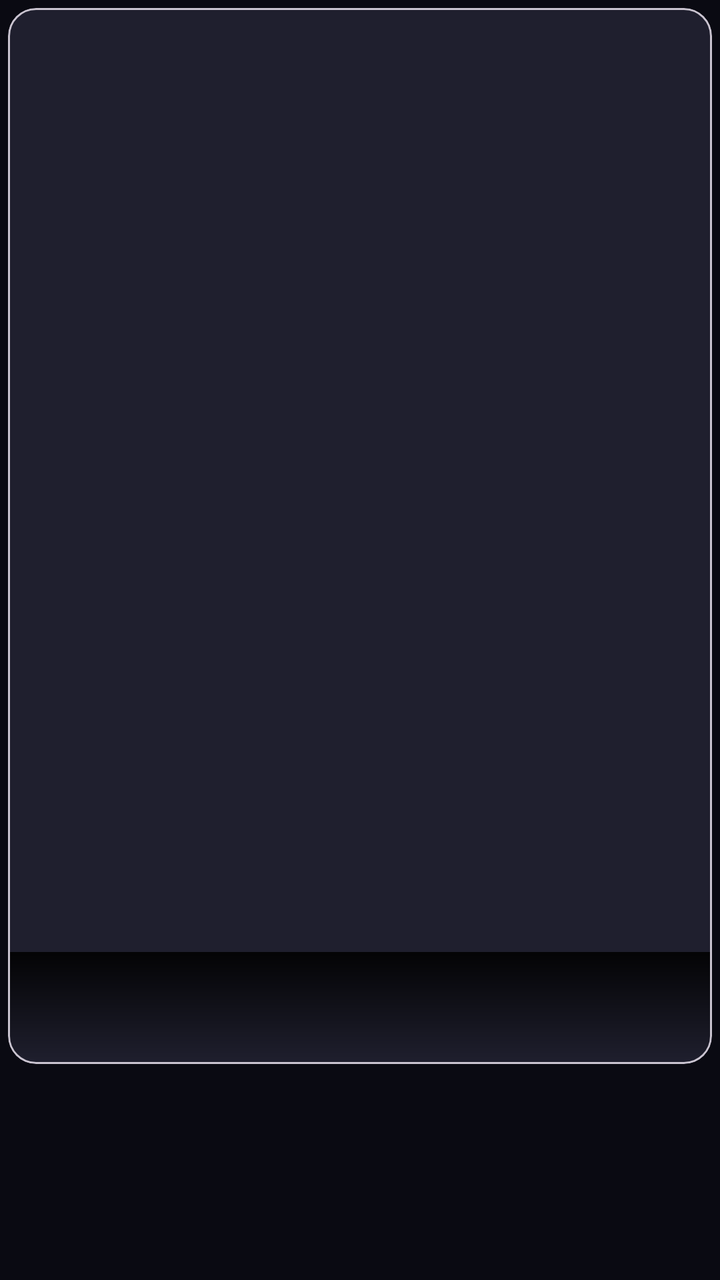
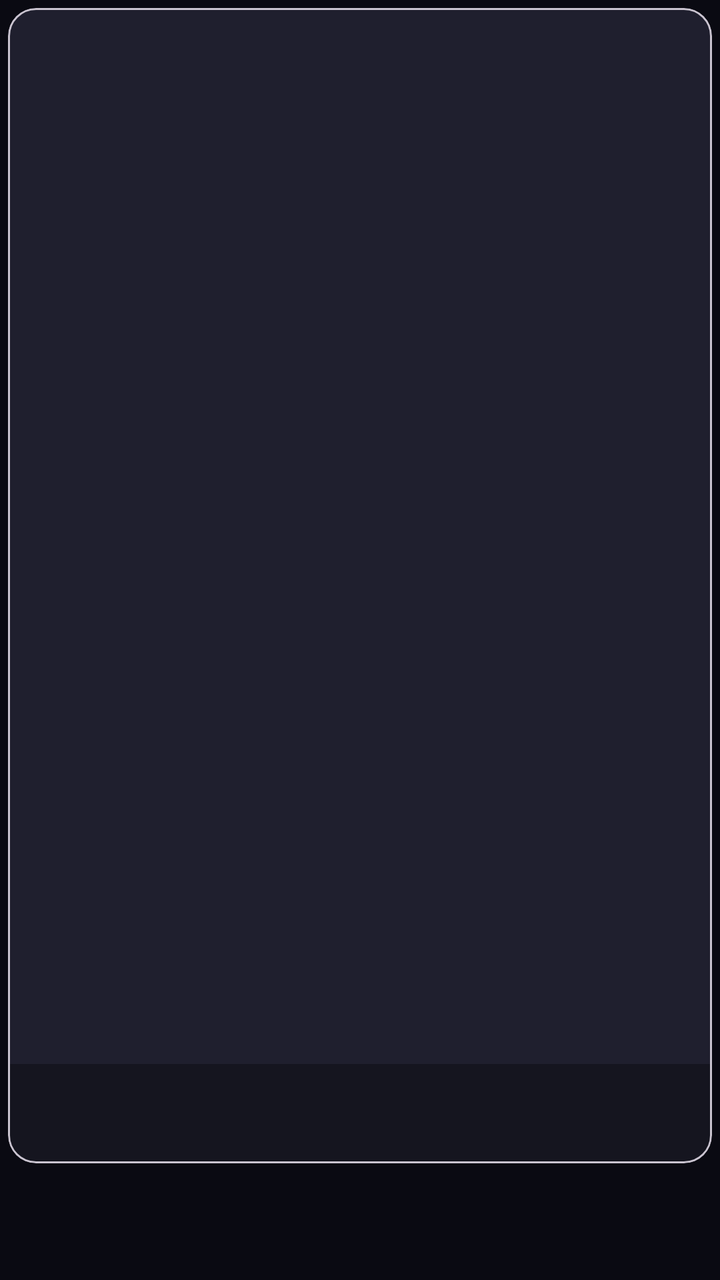

Two renders of the same Android screen: before a commit and after it. Below are the layout's source before the change and the commit's diff.
<!-- AndroidManifest.xml: application theme Theme.SwiftPlayer -->
<!-- res/layout/item_emby_poster.xml -->
<?xml version="1.0" encoding="utf-8"?>
<LinearLayout
    xmlns:android="http://schemas.android.com/apk/res/android"
    xmlns:app="http://schemas.android.com/apk/res-auto"
    android:layout_width="match_parent"
    android:layout_height="wrap_content"
    android:orientation="vertical"
    android:padding="4dp">

    <com.google.android.material.card.MaterialCardView
        android:layout_width="match_parent"
        android:layout_height="wrap_content"
        android:clipToOutline="true"
        app:cardBackgroundColor="@color/poster_placeholder"
        app:cardCornerRadius="14dp"
        app:cardElevation="0dp">

        <androidx.constraintlayout.widget.ConstraintLayout
            android:layout_width="match_parent"
            android:layout_height="wrap_content">

            <ImageView
                android:id="@+id/embyPoster"
                android:layout_width="0dp"
                android:layout_height="0dp"
                android:background="@color/poster_placeholder"
                android:contentDescription="@null"
                android:scaleType="centerCrop"
                app:layout_constraintDimensionRatio="H,2:3"
                app:layout_constraintEnd_toEndOf="parent"
                app:layout_constraintStart_toStartOf="parent"
                app:layout_constraintTop_toTopOf="parent" />

            
            <View
                android:layout_width="0dp"
                android:layout_height="56dp"
                android:background="@drawable/bg_poster_scrim"
                app:layout_constraintBottom_toBottomOf="parent"
                app:layout_constraintEnd_toEndOf="parent"
                app:layout_constraintStart_toStartOf="parent" />

            
            <LinearLayout
                android:layout_width="0dp"
                android:layout_height="wrap_content"
                android:orientation="vertical"
                android:padding="8dp"
                app:layout_constraintBottom_toBottomOf="parent"
                app:layout_constraintEnd_toEndOf="parent"
                app:layout_constraintStart_toStartOf="parent">

                <TextView
                    android:id="@+id/embyPosterTitle"
                    android:layout_width="match_parent"
                    android:layout_height="wrap_content"
                    android:ellipsize="end"
                    android:fontFamily="sans-serif-medium"
                    android:maxLines="2"
                    android:shadowColor="#B3000000"
                    android:shadowDx="0"
                    android:shadowDy="1"
                    android:shadowRadius="3"
                    android:textColor="#FFFFFFFF"
                    android:textSize="12.5sp" />

                <TextView
                    android:id="@+id/embyPosterSubtitle"
                    android:layout_width="match_parent"
                    android:layout_height="wrap_content"
                    android:layout_marginTop="2dp"
                    android:ellipsize="end"
                    android:maxLines="1"
                    android:shadowColor="#99000000"
                    android:shadowDx="0"
                    android:shadowDy="1"
                    android:shadowRadius="2"
                    android:textColor="#BFFFFFFF"
                    android:textSize="10.5sp" />

            </LinearLayout>

        </androidx.constraintlayout.widget.ConstraintLayout>

    </com.google.android.material.card.MaterialCardView>

</LinearLayout>
<!-- resources referenced by this layout -->
<resources>
  <color name="poster_placeholder">#FF1F1F2E</color>
  <!-- drawable bg_poster_scrim (drawable) -->
  <?xml version="1.0" encoding="utf-8"?>
  <shape xmlns:android="http://schemas.android.com/apk/res/android"
      android:shape="rectangle">
      <gradient
          android:angle="90"
          android:startColor="@android:color/transparent"
          android:endColor="#E6000000" />
  </shape>
  <style name="Theme.SwiftPlayer" parent="Theme.Material3.DayNight.NoActionBar">
          <item name="colorPrimary">@color/primary</item>
          <item name="colorPrimaryVariant">@color/primary_variant</item>
          <item name="colorOnPrimary">@color/on_primary</item>
          <item name="colorSecondary">@color/secondary</item>
          <item name="colorOnSecondary">@color/on_secondary</item>
          <item name="android:colorBackground">@color/background</item>
          <item name="colorSurface">@color/surface</item>
          <item name="colorOnSurface">@color/on_surface</item>
          <item name="colorSurfaceVariant">@color/surface_variant</item>
          <item name="colorOnSurfaceVariant">@color/on_surface_variant</item>
          <item name="colorError">@color/error</item>
          
          <item name="colorSurfaceContainerLowest">@color/background</item>
          <item name="colorSurfaceContainerLow">@color/surface</item>
          <item name="colorSurfaceContainer">@color/surface</item>
          <item name="colorSurfaceContainerHigh">@color/surface_variant</item>
          <item name="colorSurfaceContainerHighest">@color/surface_variant</item>
          <item name="colorSurfaceDim">@color/background</item>
          <item name="colorSurfaceBright">@color/surface_variant</item>
          <item name="android:statusBarColor">@android:color/transparent</item>
          <item name="android:navigationBarColor">@android:color/transparent</item>
          <item name="materialAlertDialogTheme">@style/Theme.SwiftPlayer.AlertDialog</item>
      </style>
  <color name="primary">#FF8B5CF6</color>
  <color name="primary_variant">#FF7C3AED</color>
  <color name="on_primary">#FFFFFFFF</color>
  <color name="secondary">#FF06B6D4</color>
  <color name="on_secondary">#FF000000</color>
  <color name="background">#FF0A0A12</color>
  <color name="surface">#FF15151F</color>
  <color name="on_surface">#FFF0F0F0</color>
  <color name="surface_variant">#FF1F1F2E</color>
  <color name="on_surface_variant">#FFA0A0B8</color>
  <color name="error">#FFCF6679</color>
  <style name="Theme.SwiftPlayer.AlertDialog" parent="ThemeOverlay.Material3.MaterialAlertDialog">
          <item name="colorPrimary">@color/primary</item>
          <item name="colorSurface">@color/surface</item>
          <item name="colorOnSurface">@color/on_surface</item>
          
          <item name="colorSurfaceVariant">@color/surface_variant</item>
          <item name="colorOnSurfaceVariant">@color/on_surface_variant</item>
          <item name="colorSurfaceContainerLow">@color/surface</item>
          <item name="colorSurfaceContainer">@color/surface</item>
          <item name="colorSurfaceContainerHigh">@color/surface_variant</item>
          <item name="colorSurfaceContainerHighest">@color/surface_variant</item>
      </style>
</resources>

<!-- the commit's change to res/layout/item_emby_poster.xml (unified diff, before → after) -->
@@ -19,6 +19,7 @@
             android:layout_width="match_parent"
             android:layout_height="wrap_content">
 
+            
             <ImageView
                 android:id="@+id/embyPoster"
                 android:layout_width="0dp"
@@ -32,11 +33,17 @@
                 app:layout_constraintTop_toTopOf="parent" />
 
             
-            <View
+            <ProgressBar
+                android:id="@+id/embyPosterProgress"
+                style="?android:attr/progressBarStyleHorizontal"
                 android:layout_width="0dp"
-                android:layout_height="56dp"
-                android:background="@drawable/bg_poster_scrim"
-                app:layout_constraintBottom_toBottomOf="parent"
+                android:layout_height="4dp"
+                android:layout_marginBottom="2dp"
+                android:max="100"
+                android:progressBackgroundTint="#66000000"
+                android:progressTint="@color/primary"
+                android:visibility="gone"
+                app:layout_constraintBottom_toBottomOf="@id/embyPoster"
                 app:layout_constraintEnd_toEndOf="parent"
                 app:layout_constraintStart_toStartOf="parent" />
 
@@ -44,11 +51,13 @@
             <LinearLayout
                 android:layout_width="0dp"
                 android:layout_height="wrap_content"
+                android:background="@color/surface"
                 android:orientation="vertical"
                 android:padding="8dp"
                 app:layout_constraintBottom_toBottomOf="parent"
                 app:layout_constraintEnd_toEndOf="parent"
-                app:layout_constraintStart_toStartOf="parent">
+                app:layout_constraintStart_toStartOf="parent"
+                app:layout_constraintTop_toBottomOf="@id/embyPoster">
 
                 <TextView
                     android:id="@+id/embyPosterTitle"
@@ -57,11 +66,7 @@
                     android:ellipsize="end"
                     android:fontFamily="sans-serif-medium"
                     android:maxLines="2"
-                    android:shadowColor="#B3000000"
-                    android:shadowDx="0"
-                    android:shadowDy="1"
-                    android:shadowRadius="3"
-                    android:textColor="#FFFFFFFF"
+                    android:textColor="@color/on_surface"
                     android:textSize="12.5sp" />
 
                 <TextView
@@ -71,11 +76,7 @@
                     android:layout_marginTop="2dp"
                     android:ellipsize="end"
                     android:maxLines="1"
-                    android:shadowColor="#99000000"
-                    android:shadowDx="0"
-                    android:shadowDy="1"
-                    android:shadowRadius="2"
-                    android:textColor="#BFFFFFFF"
+                    android:textColor="@color/on_surface_variant"
                     android:textSize="10.5sp" />
 
             </LinearLayout>
<!-- resource entries referenced after the edit -->
@@ -1,15 +1,6 @@
 <!-- resources referenced by this layout -->
 <resources>
   <color name="poster_placeholder">#FF1F1F2E</color>
-  <!-- drawable bg_poster_scrim (drawable) -->
-  <?xml version="1.0" encoding="utf-8"?>
-  <shape xmlns:android="http://schemas.android.com/apk/res/android"
-      android:shape="rectangle">
-      <gradient
-          android:angle="90"
-          android:startColor="@android:color/transparent"
-          android:endColor="#E6000000" />
-  </shape>
   <style name="Theme.SwiftPlayer" parent="Theme.Material3.DayNight.NoActionBar">
           <item name="colorPrimary">@color/primary</item>
           <item name="colorPrimaryVariant">@color/primary_variant</item>
